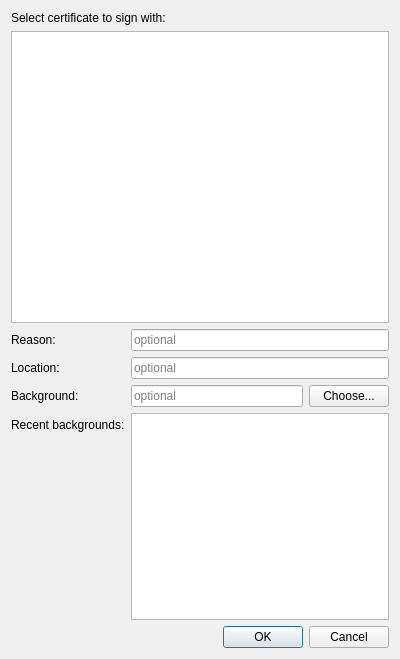
Above: part/selectcertificatedialog.ui from emtee40/okular-android-docview before the change. Below: the same form after it.
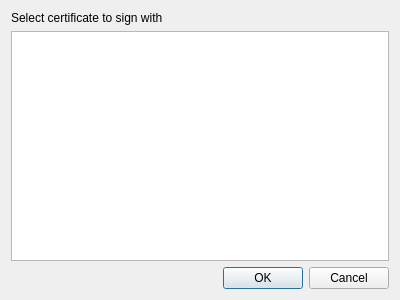
That is the form after the change. Icons and pictures are not drawn.

```diff
--- a/part/selectcertificatedialog.ui
+++ b/part/selectcertificatedialog.ui
@@ -7,7 +7,7 @@
     <x>0</x>
     <y>0</y>
     <width>400</width>
-    <height>659</height>
+    <height>300</height>
    </rect>
   </property>
   <property name="windowTitle">
@@ -17,7 +17,7 @@
    <item>
     <widget class="QLabel" name="label">
      <property name="text">
-      <string>Select certificate to sign with:</string>
+      <string>Select certificate to sign with</string>
      </property>
     </widget>
    </item>
@@ -34,91 +34,6 @@
      </property>
     </widget>
    </item>
-   <item>
-    <layout class="QFormLayout" name="formLayout">
-     <item row="0" column="0">
-      <widget class="QLabel" name="reasonLabel">
-       <property name="text">
-        <string>Reason:</string>
-       </property>
-      </widget>
-     </item>
-     <item row="0" column="1">
-      <widget class="QLineEdit" name="reasonInput">
-       <property name="placeholderText">
-        <string>optional</string>
-       </property>
-       <property name="clearButtonEnabled">
-        <bool>true</bool>
-       </property>
-      </widget>
-     </item>
-     <item row="1" column="0">
-      <widget class="QLabel" name="locationLabel">
-       <property name="text">
-        <string>Location:</string>
-       </property>
-      </widget>
-     </item>
-     <item row="1" column="1">
-      <widget class="QLineEdit" name="locationInput">
-       <property name="placeholderText">
-        <string>optional</string>
-       </property>
-       <property name="clearButtonEnabled">
-        <bool>true</bool>
-       </property>
-      </widget>
-     </item>
-     <item row="2" column="0">
-      <widget class="QLabel" name="backgroundLabel">
-       <property name="text">
-        <string>Background:</string>
-       </property>
-      </widget>
-     </item>
-     <item row="2" column="1">
-      <layout class="QHBoxLayout" name="horizontalLayout">
-       <item>
-        <widget class="QLineEdit" name="backgroundInput">
-         <property name="placeholderText">
-          <string>optional</string>
-         </property>
-         <property name="clearButtonEnabled">
-          <bool>true</bool>
-         </property>
-        </widget>
-       </item>
-       <item>
-        <widget class="QPushButton" name="backgroundButton">
-         <property name="text">
-          <string>Choose...</string>
-         </property>
-         <property name="icon">
-          <iconset theme="folder-image"/>
-         </property>
-        </widget>
-       </item>
-      </layout>
-     </item>
-     <item row="3" column="0">
-      <widget class="QLabel" name="recentLabel">
-       <property name="text">
-        <string>Recent backgrounds:</string>
-       </property>
-       <property name="textFormat">
-        <enum>Qt::AutoText</enum>
-       </property>
-       <property name="wordWrap">
-        <bool>false</bool>
-       </property>
-      </widget>
-     </item>
-     <item row="3" column="1">
-      <widget class="QListView" name="recentBackgrounds"/>
-     </item>
-    </layout>
-   </item>
    <item>
     <widget class="QDialogButtonBox" name="buttonBox">
      <property name="orientation">
```
